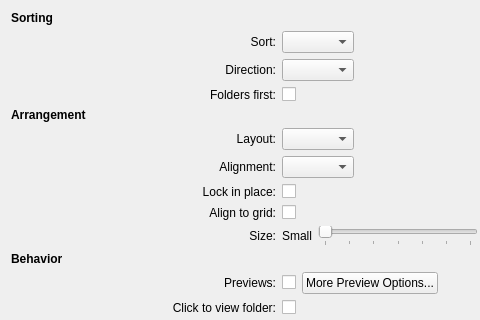
This is plasma/applets/folderview/folderviewDisplayConfig.ui in KDE/kde-baseapps as Qt 5 draws it before an edit; both pictures show x 0 to 480 and y 0 to 320 of the 570 by 699 pixel window. The edited form follows.
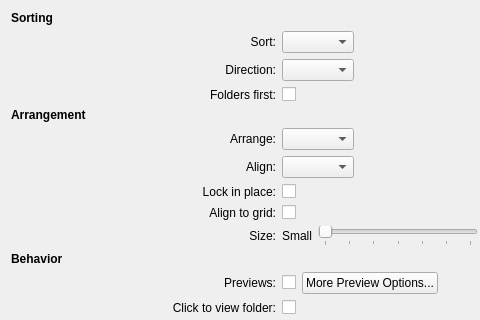
This is the edited form. Custom widgets are drawn as their Qt base class.

Commit message: Verbify Layout and Alignment, reword Layout for less technical

What changed in the file:
```diff
--- a/plasma/applets/folderview/folderviewDisplayConfig.ui
+++ b/plasma/applets/folderview/folderviewDisplayConfig.ui
@@ -119,7 +119,7 @@
    <item row="5" column="1">
     <widget class="QLabel" name="layoutLabel">
      <property name="text">
-      <string>Layout:</string>
+      <string>Arrange:</string>
      </property>
      <property name="alignment">
       <set>Qt::AlignRight|Qt::AlignTrailing|Qt::AlignVCenter</set>
@@ -132,7 +132,7 @@
    <item row="6" column="1">
     <widget class="QLabel" name="alignmentLabel">
      <property name="text">
-      <string>Alignment:</string>
+      <string>Align:</string>
      </property>
      <property name="alignment">
       <set>Qt::AlignRight|Qt::AlignTrailing|Qt::AlignVCenter</set>
```
